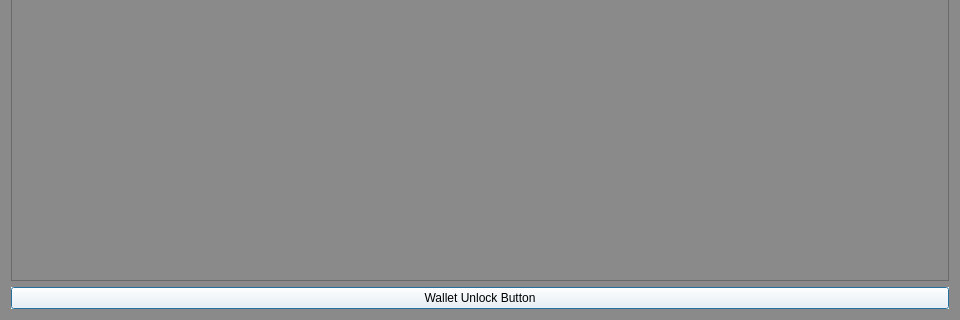
The window that src/qt/forms/overviewpage.ui (Sterlingcoin/Sterlingcoin-1.6.2.0-Release) describes before a commit, drawn with Qt 5; both pictures show x 0 to 960 and y 247 to 567 of the 960 by 567 pixel window.
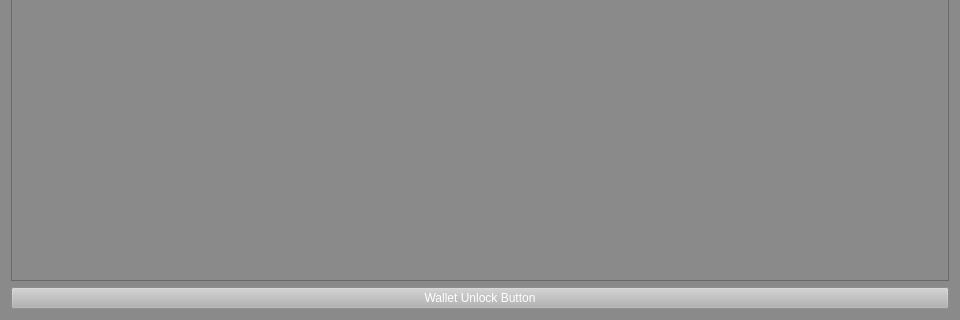
The same window after the commit. Icons and pictures are not drawn.

```diff
--- a/src/qt/forms/overviewpage.ui
+++ b/src/qt/forms/overviewpage.ui
@@ -1970,28 +1970,109 @@
        <property name="palette">
         <palette>
          <active>
+          <colorrole role="Button">
+           <brush brushstyle="SolidPattern">
+            <color alpha="255">
+             <red>178</red>
+             <green>178</green>
+             <blue>178</blue>
+            </color>
+           </brush>
+          </colorrole>
           <colorrole role="ButtonText">
            <brush brushstyle="SolidPattern">
             <color alpha="255">
-             <red>0</red>
-             <green>0</green>
-             <blue>0</blue>
+             <red>255</red>
+             <green>255</green>
+             <blue>255</blue>
+            </color>
+           </brush>
+          </colorrole>
+          <colorrole role="Base">
+           <brush brushstyle="SolidPattern">
+            <color alpha="255">
+             <red>178</red>
+             <green>178</green>
+             <blue>178</blue>
+            </color>
+           </brush>
+          </colorrole>
+          <colorrole role="Window">
+           <brush brushstyle="SolidPattern">
+            <color alpha="255">
+             <red>178</red>
+             <green>178</green>
+             <blue>178</blue>
+            </color>
+           </brush>
+          </colorrole>
+          <colorrole role="Highlight">
+           <brush brushstyle="SolidPattern">
+            <color alpha="255">
+             <red>240</red>
+             <green>119</green>
+             <blue>70</blue>
             </color>
            </brush>
           </colorrole>
          </active>
          <inactive>
+          <colorrole role="Button">
+           <brush brushstyle="SolidPattern">
+            <color alpha="255">
+             <red>178</red>
+             <green>178</green>
+             <blue>178</blue>
+            </color>
+           </brush>
+          </colorrole>
           <colorrole role="ButtonText">
            <brush brushstyle="SolidPattern">
             <color alpha="255">
-             <red>0</red>
-             <green>0</green>
-             <blue>0</blue>
+             <red>255</red>
+             <green>255</green>
+             <blue>255</blue>
+            </color>
+           </brush>
+          </colorrole>
+          <colorrole role="Base">
+           <brush brushstyle="SolidPattern">
+            <color alpha="255">
+             <red>178</red>
+             <green>178</green>
+             <blue>178</blue>
+            </color>
+           </brush>
+          </colorrole>
+          <colorrole role="Window">
+           <brush brushstyle="SolidPattern">
+            <color alpha="255">
+             <red>178</red>
+             <green>178</green>
+             <blue>178</blue>
+            </color>
+           </brush>
+          </colorrole>
+          <colorrole role="Highlight">
+           <brush brushstyle="SolidPattern">
+            <color alpha="255">
+             <red>178</red>
+             <green>178</green>
+             <blue>178</blue>
             </color>
            </brush>
           </colorrole>
          </inactive>
          <disabled>
+          <colorrole role="Button">
+           <brush brushstyle="SolidPattern">
+            <color alpha="255">
+             <red>178</red>
+             <green>178</green>
+             <blue>178</blue>
+            </color>
+           </brush>
+          </colorrole>
           <colorrole role="ButtonText">
            <brush brushstyle="SolidPattern">
             <color alpha="255">
@@ -2001,6 +2082,33 @@
             </color>
            </brush>
           </colorrole>
+          <colorrole role="Base">
+           <brush brushstyle="SolidPattern">
+            <color alpha="255">
+             <red>178</red>
+             <green>178</green>
+             <blue>178</blue>
+            </color>
+           </brush>
+          </colorrole>
+          <colorrole role="Window">
+           <brush brushstyle="SolidPattern">
+            <color alpha="255">
+             <red>178</red>
+             <green>178</green>
+             <blue>178</blue>
+            </color>
+           </brush>
+          </colorrole>
+          <colorrole role="Highlight">
+           <brush brushstyle="SolidPattern">
+            <color alpha="255">
+             <red>178</red>
+             <green>178</green>
+             <blue>178</blue>
+            </color>
+           </brush>
+          </colorrole>
          </disabled>
         </palette>
        </property>
@@ -2008,7 +2116,10 @@
         <string/>
        </property>
        <property name="autoFillBackground">
-        <bool>true</bool>
+        <bool>false</bool>
+       </property>
+       <property name="styleSheet">
+        <string notr="true">background-color: rgb(178, 178, 178);</string>
        </property>
        <property name="text">
         <string>Wallet Unlock Button</string>
```
Left out of the diff: 986 changed lines with no effect on the pictures.
